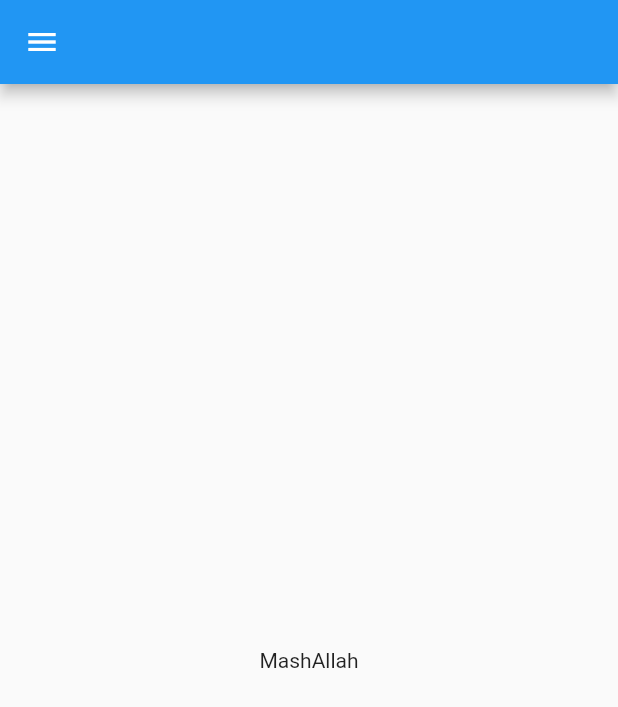
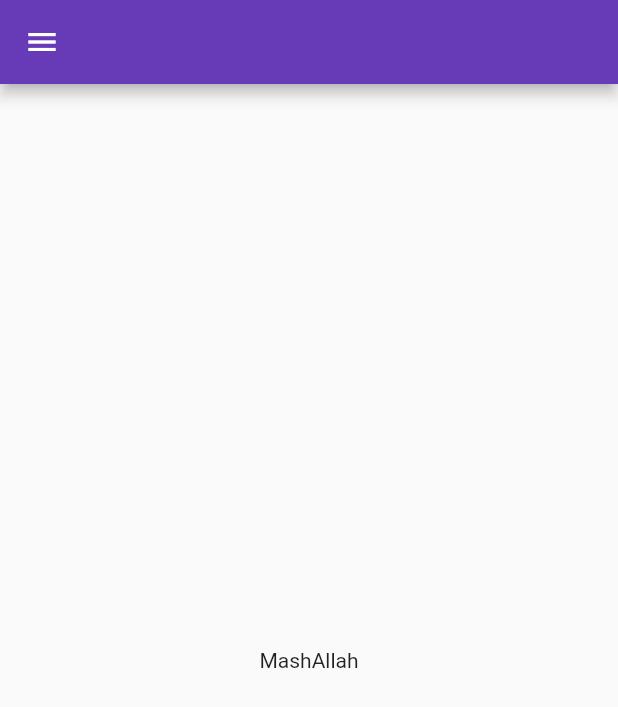
Before and after one commit to MudassirHussain-dev/hmh30daysflutter, a Flutter app: the screen it shows after launch, on a phone screen of 412 x 824 dp. Shown: the top 707 px of the screen. Run offline on Flutter 3.47's test engine with Material 2 defaults, Android fonts, the phone set to English and light mode, and no system bars.

Commit message:
Day  3 Completed

```diff
--- a/lib/main.dart
+++ b/lib/main.dart
@@ -1,5 +1,6 @@
 import 'package:flutter/material.dart';
-import 'home_page.dart';
+import 'package:flutter_catalog/pages/login_page.dart';
+import 'pages/home_page.dart';
 
 void main() {
   runApp(MyApp());
@@ -9,6 +10,16 @@ class MyApp extends StatelessWidget {
   @override
   Widget build(BuildContext context) {
     return MaterialApp(
-      home: Home(),
+     // home: Home(),
+      themeMode: ThemeMode.light,
+      theme: ThemeData(primarySwatch: Colors.deepPurple),
+      darkTheme: ThemeData(brightness: Brightness.dark),
+      initialRoute: "/home",
+      routes: {
+        "/":(context) =>Login(),
+         "/home":(context) =>Home(),
+         "/login":(context)=>Login(),
+      },
     );
   }
+}
```
Also changed, not shown: lib/pages/login_page.dart (added, +14 -0 lines), lib/pages/home_page.dart (renamed from lib/home_page.dart).
